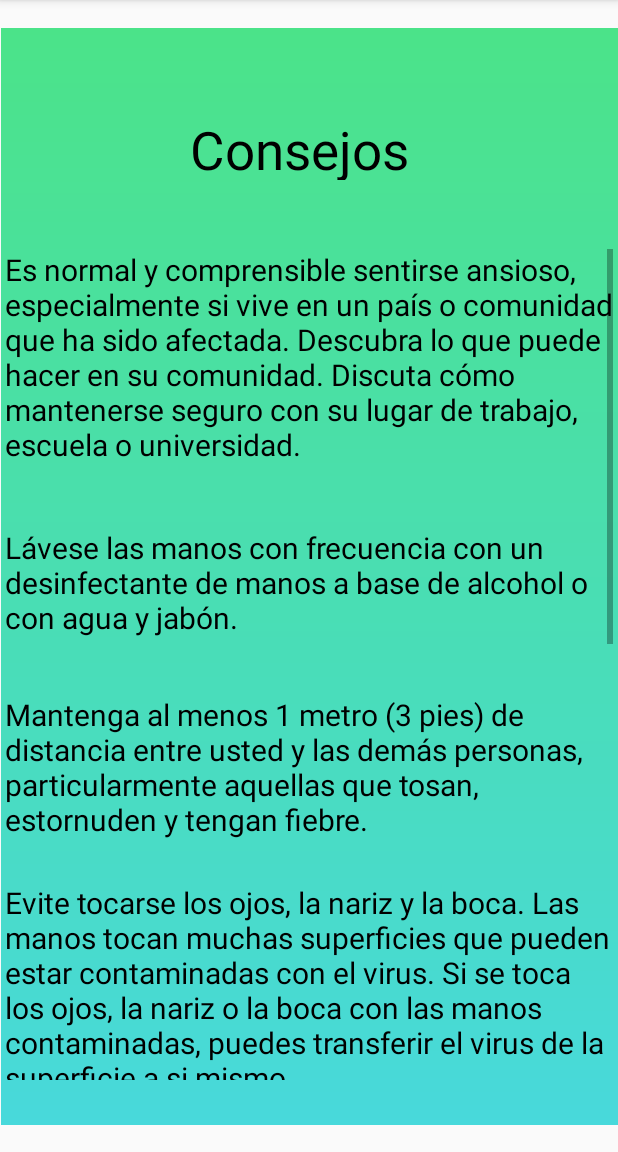
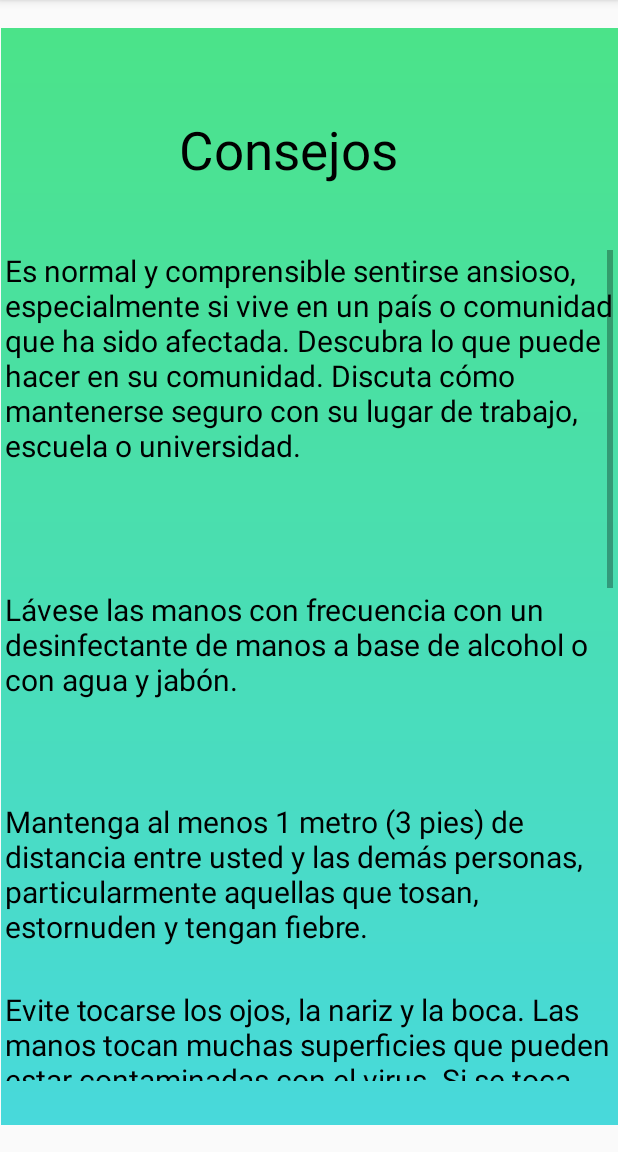
Before and after one commit to DiegoTorrePerez/ProyectoCvd, an Android app: the Consejos screen opened directly, with no data from a screen before it, on a phone screen of 412 x 824 dp, the part 84-1236 px from its top. Run offline under Robolectric (Android 15) with nearby library versions, the phone set to English and light mode, and no system bars.

Commit message:
Se arregló los colores

```diff
--- a/app/src/main/res/layout/activity_act_evaluacion.xml
+++ b/app/src/main/res/layout/activity_act_evaluacion.xml
@@ -35,9 +35,9 @@
                 android:id="@+id/textView13"
                 android:layout_width="339dp"
                 android:layout_height="56dp"
+                android:textColor="#000000"
                 android:layout_marginTop="32dp"
                 android:text="Evaluación de Síntomas"
-                android:textColor="#374C6E"
                 android:textSize="25sp" />
 
             <TextView
--- a/app/src/main/res/layout/activity_act_registro.xml
+++ b/app/src/main/res/layout/activity_act_registro.xml
@@ -106,6 +106,7 @@
         android:layout_marginTop="32dp"
         android:text="Ingresa los datos de tu documento de identidad  para poder inicar sesión"
         android:textSize="30sp"
+        android:textColor="#000000"
         app:layout_constraintEnd_toEndOf="parent"
         app:layout_constraintStart_toStartOf="parent"
         app:layout_constraintTop_toTopOf="parent" />
--- a/app/src/main/res/layout/activity_consejos.xml
+++ b/app/src/main/res/layout/activity_consejos.xml
@@ -19,8 +19,8 @@
 
     <TextView
         android:id="@+id/textView22"
-        android:layout_width="159dp"
-        android:layout_height="44dp"
+        android:layout_width="174dp"
+        android:layout_height="46dp"
         android:layout_marginTop="76dp"
         android:text="Consejos"
 
@@ -53,18 +53,18 @@
             <TextView
                 android:id="@+id/textView26"
                 android:layout_width="match_parent"
-                android:layout_height="185dp"
-                android:textColor="#000000"
+                android:layout_height="226dp"
+                android:text="Es normal y comprensible sentirse ansioso, especialmente si vive en un país o comunidad que ha sido afectada. Descubra lo que puede hacer en su comunidad. Discuta cómo mantenerse seguro con su lugar de trabajo, escuela o universidad."
 
-                android:text="Es normal y comprensible sentirse ansioso, especialmente si vive en un país o comunidad que ha sido afectada. Descubra lo que puede hacer en su comunidad. Discuta cómo mantenerse seguro con su lugar de trabajo, escuela o universidad." />
+                android:textColor="#000000" />
 
             <TextView
                 android:id="@+id/textView24"
                 android:layout_width="match_parent"
-                android:layout_height="111dp"
-                android:textColor="#000000"
+                android:layout_height="141dp"
+                android:text="Lávese las manos con frecuencia con un desinfectante de manos a base de alcohol o con agua y jabón."
 
-                android:text="Lávese las manos con frecuencia con un desinfectante de manos a base de alcohol o con agua y jabón." />
+                android:textColor="#000000" />
 
             <TextView
                 android:id="@+id/textView25"
@@ -77,26 +77,26 @@
             <TextView
                 android:id="@+id/textView23"
                 android:layout_width="match_parent"
-                android:layout_height="174dp"
-                android:textColor="#000000"
+                android:layout_height="200dp"
+                android:text="Evite tocarse los ojos, la nariz y la boca. Las manos tocan muchas superficies que pueden estar contaminadas con el virus. Si se toca los ojos, la nariz o la boca con las manos contaminadas, puedes transferir el virus de la superficie a si mismo."
 
-                android:text="Evite tocarse los ojos, la nariz y la boca. Las manos tocan muchas superficies que pueden estar contaminadas con el virus. Si se toca los ojos, la nariz o la boca con las manos contaminadas, puedes transferir el virus de la superficie a si mismo." />
+                android:textColor="#000000" />
 
             <TextView
                 android:id="@+id/textView33"
                 android:layout_width="match_parent"
-                android:layout_height="47dp"
-                android:textColor="#000000"
+                android:layout_height="81dp"
+                android:text="QUÉDATEen casa lo máximo posible"
 
-                android:text="QUÉDATEen casa lo máximo posible" />
+                android:textColor="#000000" />
 
             <TextView
                 android:id="@+id/textView35"
                 android:layout_width="match_parent"
-                android:layout_height="314dp"
-                android:textColor="#000000"
+                android:layout_height="380dp"
+                android:text="Manténgase al día de la información más reciente sobre el brote de COVID-19, a la que puede acceder en el sitio web de la OMS y a través de las autoridades de salud pública pertinentes a nivel nacional y local. La COVID-19 sigue afectando principalmente a la población de China, aunque se han producido brotes en otros países. La mayoría de las personas que se infectan padecen una enfermedad leve y se recuperan, pero en otros casos puede ser más grave.."
 
-                android:text="Manténgase al día de la información más reciente sobre el brote de COVID-19, a la que puede acceder en el sitio web de la OMS y a través de las autoridades de salud pública pertinentes a nivel nacional y local. La COVID-19 sigue afectando principalmente a la población de China, aunque se han producido brotes en otros países. La mayoría de las personas que se infectan padecen una enfermedad leve y se recuperan, pero en otros casos puede ser más grave.." />
+                android:textColor="#000000" />
 
             <TextView
                 android:id="@+id/textView36"
--- a/app/src/main/res/values/styles.xml
+++ b/app/src/main/res/values/styles.xml
@@ -6,7 +6,6 @@
         <item name="colorPrimary">@color/colorPrimary</item>
         <item name="colorPrimaryDark">@color/colorPrimaryDark</item>
         <item name="colorAccent">@color/colorAccent</item>
-        <item name="android:textColor">#229933</item>
         <item name="android:textSize">20sp</item>
     </style>
 
```
